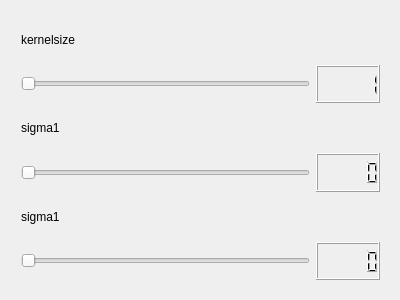
Before: the Qt Designer form src/ip/dialogs/GaussianBlurStepDialog.ui in schwittlick/BachelorThesis, drawn with Qt 5.
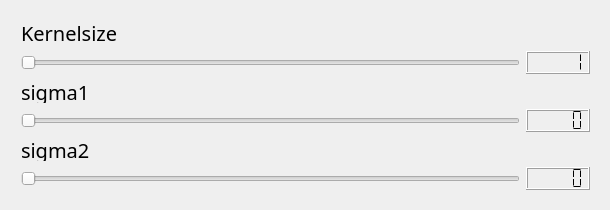
After: the same form once the commit is applied.

Commit message: prettifying some of the dialogs

```diff
--- a/src/ip/dialogs/GaussianBlurStepDialog.ui
+++ b/src/ip/dialogs/GaussianBlurStepDialog.ui
@@ -6,8 +6,8 @@
    <rect>
     <x>0</x>
     <y>0</y>
-    <width>400</width>
-    <height>300</height>
+    <width>610</width>
+    <height>210</height>
    </rect>
   </property>
   <property name="windowTitle">
@@ -18,15 +18,22 @@
     <rect>
      <x>10</x>
      <y>10</y>
-     <width>381</width>
-     <height>281</height>
+     <width>591</width>
+     <height>191</height>
     </rect>
    </property>
    <layout class="QVBoxLayout" name="verticalLayout">
     <item>
      <widget class="QLabel" name="label">
+      <property name="font">
+       <font>
+        <family>Replica-Bold</family>
+        <pointsize>15</pointsize>
+        <kerning>false</kerning>
+       </font>
+      </property>
       <property name="text">
-       <string>kernelsize</string>
+       <string>Kernelsize</string>
       </property>
      </widget>
     </item>
@@ -38,7 +45,7 @@
          <number>1</number>
         </property>
         <property name="maximum">
-         <number>100</number>
+         <number>30</number>
         </property>
         <property name="orientation">
          <enum>Qt::Horizontal</enum>
@@ -47,6 +54,9 @@
       </item>
       <item>
        <widget class="QLCDNumber" name="kernelSizeNUmber">
+        <property name="segmentStyle">
+         <enum>QLCDNumber::Flat</enum>
+        </property>
         <property name="intValue" stdset="0">
          <number>1</number>
         </property>
@@ -56,6 +66,13 @@
     </item>
     <item>
      <widget class="QLabel" name="label_2">
+      <property name="font">
+       <font>
+        <family>Replica-Bold</family>
+        <pointsize>15</pointsize>
+        <kerning>false</kerning>
+       </font>
+      </property>
       <property name="text">
        <string>sigma1</string>
       </property>
@@ -65,20 +82,34 @@
      <layout class="QHBoxLayout" name="horizontalLayout">
       <item>
        <widget class="QSlider" name="sigma1Slider">
+        <property name="maximum">
+         <number>200</number>
+        </property>
         <property name="orientation">
          <enum>Qt::Horizontal</enum>
         </property>
        </widget>
       </item>
       <item>
-       <widget class="QLCDNumber" name="sigma1Number"/>
+       <widget class="QLCDNumber" name="sigma1Number">
+        <property name="segmentStyle">
+         <enum>QLCDNumber::Flat</enum>
+        </property>
+       </widget>
       </item>
      </layout>
     </item>
     <item>
      <widget class="QLabel" name="label_3">
+      <property name="font">
+       <font>
+        <family>Replica-Bold</family>
+        <pointsize>15</pointsize>
+        <kerning>false</kerning>
+       </font>
+      </property>
       <property name="text">
-       <string>sigma1</string>
+       <string>sigma2</string>
       </property>
      </widget>
     </item>
@@ -86,13 +117,20 @@
      <layout class="QHBoxLayout" name="horizontalLayout_3">
       <item>
        <widget class="QSlider" name="sigma2Slider">
+        <property name="maximum">
+         <number>200</number>
+        </property>
         <property name="orientation">
          <enum>Qt::Horizontal</enum>
         </property>
        </widget>
       </item>
       <item>
-       <widget class="QLCDNumber" name="sigma2Number"/>
+       <widget class="QLCDNumber" name="sigma2Number">
+        <property name="segmentStyle">
+         <enum>QLCDNumber::Flat</enum>
+        </property>
+       </widget>
       </item>
      </layout>
     </item>
```
The commit also changes 7 other files.
